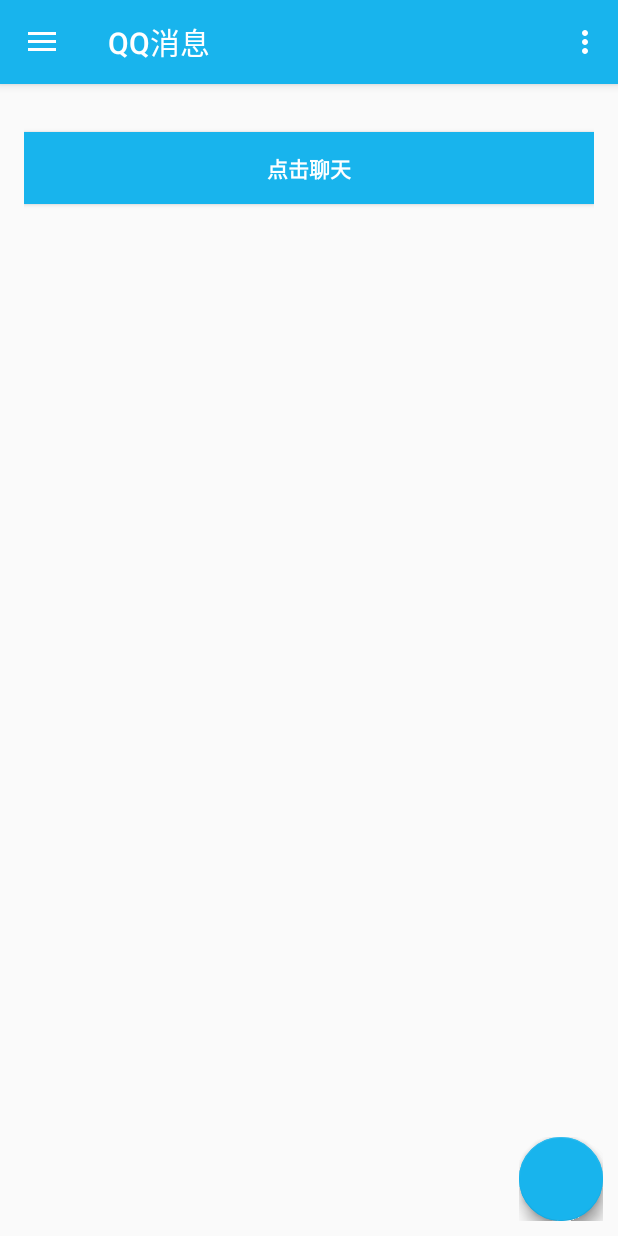
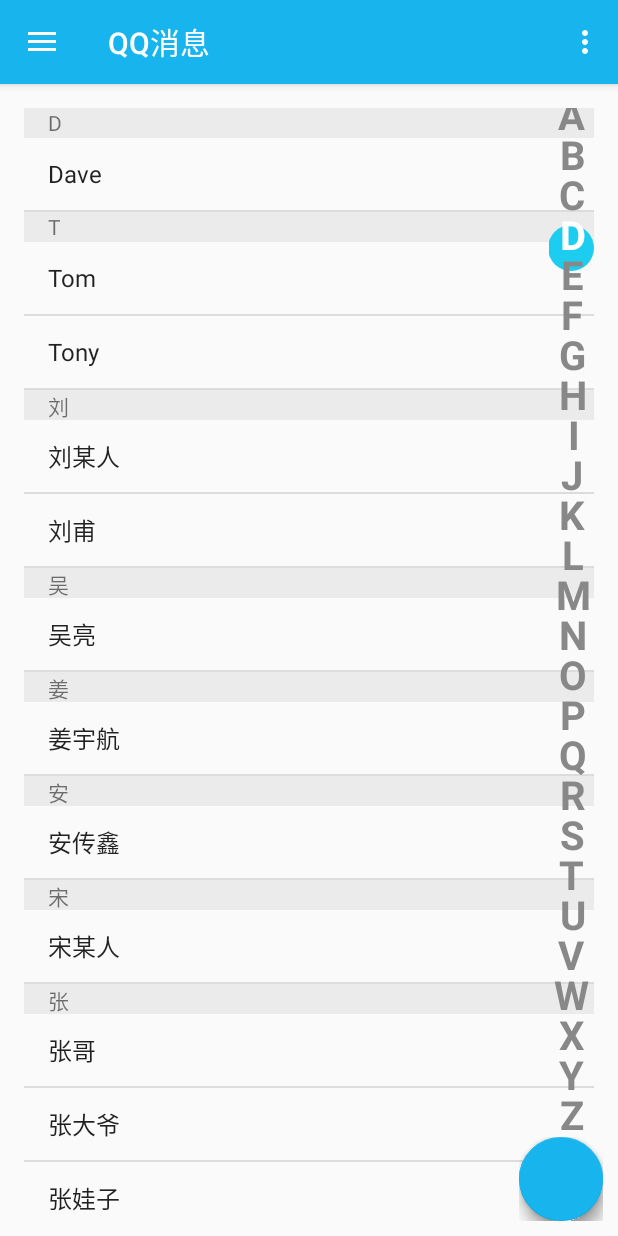
Before and after one commit to GitHubyen/simpleQQ, an Android app: the ChatMainActivity screen opened directly, with no data from a screen before it, after a tap on an icon or button, on a phone screen of 412 x 824 dp. Run offline under Robolectric (Android 15) with nearby library versions, the phone set to English and light mode, and no system bars; libraries missing offline, so code that uses them is left out: net.sourceforge.pinyin4j; plain views replace FloatingActionButton, FloatingActionsMenu; 4 statements that could not run were skipped.

Commit message:
联系人列表新增--初始化

```diff
--- a/app/src/main/java/com/example/yangenneng0/myapplication/MainActivity.java
+++ b/app/src/main/java/com/example/yangenneng0/myapplication/MainActivity.java
@@ -3,6 +3,7 @@ package com.example.yangenneng0.myapplication;
 import android.content.Intent;
 import android.net.Uri;
 import android.os.Bundle;
+import android.os.Handler;
 import android.support.design.widget.NavigationView;
 import android.support.v4.view.GravityCompat;
 import android.support.v4.widget.DrawerLayout;
@@ -12,19 +13,39 @@ import android.support.v7.widget.Toolbar;
 import android.view.Menu;
 import android.view.MenuItem;
 import android.view.View;
-import android.widget.Button;
+import android.widget.AbsListView;
+import android.widget.ListView;
+import android.widget.TextView;
+import com.example.yangenneng0.myapplication.adapter.PersonAdapter;
+import com.example.yangenneng0.myapplication.model.Person;
 import com.example.yangenneng0.myapplication.utils.CameraActivity;
 import com.example.yangenneng0.myapplication.utils.MapActivity;
 import com.example.yangenneng0.myapplication.utils.MessageActivity;
-import com.example.yangenneng0.myapplication.viewUI.ChatMainActivity;
+import com.example.yangenneng0.myapplication.utils.WordsNavigation;
 import com.example.yangenneng0.myapplication.viewUI.RegistActivity;
 import com.example.yangenneng0.myapplication.viewUI.SettingsActivity;
+
+import java.util.ArrayList;
+import java.util.Collections;
+import java.util.Comparator;
+import java.util.List;
 
 /**
  * 功能：软件主界面类
  */
 public class MainActivity extends AppCompatActivity
-        implements NavigationView.OnNavigationItemSelectedListener {  //侧拉菜单滑出来的那一部分属于NavigationView
+        implements  WordsNavigation.onWordsChangeListener,
+        NavigationView.OnNavigationItemSelectedListener , AbsListView.OnScrollListener{
+    //侧拉菜单滑出来的那一部分属于NavigationView
+
+
+    //---联系人列表属性
+    private Handler handler;
+    private List<Person> list;
+    private TextView tv;
+    private ListView listView;
+    private WordsNavigation word;
+    //---联系人列表属性
 
     @Override
     protected void onCreate(Bundle savedInstanceState) {
@@ -34,6 +55,21 @@ public class MainActivity extends AppCompatActivity
         //顶部工具栏
         Toolbar toolbar = (Toolbar) findViewById(R.id.toolbar);
         setSupportActionBar(toolbar);
+
+        //--------------联系人
+        tv = (TextView) findViewById(R.id.tv);
+        word = (WordsNavigation) findViewById(R.id.words);
+        listView = (ListView) findViewById(R.id.list);
+        //--------------联系人
+        //初始化数据
+        initData();
+        //初始化列表
+        initListView();
+        //设置列表点击滑动监听
+        handler = new Handler();
+        word.setOnWordsChangeListener(this);
+        //--------------联系人
+
 
         ////悬浮按钮
         //FloatingActionButton fab = (FloatingActionButton) findViewById(R.id.fab);
@@ -58,16 +94,16 @@ public class MainActivity extends AppCompatActivity
         NavigationView navigationView = (NavigationView) findViewById(R.id.nav_view);
         navigationView.setNavigationItemSelectedListener(this);
 
-        //聊天
-        Button button= (Button) findViewById(R.id.goChat);
-        button.setOnClickListener(new View.OnClickListener() {
-            @Override
-            public void onClick(View v) {
-                Intent intent = new Intent();
-                intent.setClass(MainActivity.this, ChatMainActivity.class);
-                MainActivity.this.startActivity(intent);
-            }
-        });
+        ////聊天
+        //Button button= (Button) findViewById(R.id.goChat);
+        //button.setOnClickListener(new View.OnClickListener() {
+        //    @Override
+        //    public void onClick(View v) {
+        //        Intent intent = new Intent();
+        //        intent.setClass(MainActivity.this, ChatMainActivity.class);
+        //        MainActivity.this.startActivity(intent);
+        //    }
+        //});
 
     }
 
@@ -191,4 +227,113 @@ public class MainActivity extends AppCompatActivity
     }
 
 
+
+    //继承 WordsNavigation.onWordsChangeListener
+    //手指按下字母改变监听回调
+    @Override
+    public void wordsChange(String words) {
+        updateWord(words);
+        updateListView(words);
+    }
+
+    private void initListView() {
+        PersonAdapter adapter = new PersonAdapter(this, list);
+        listView.setAdapter(adapter);
+        listView.setOnScrollListener(this);
+    }
+
+    /**
+     * 初始化联系人列表信息
+     */
+    private void initData() {
+        list = new ArrayList<>();
+        list.add(new Person("Dave"));
+        list.add(new Person("张晓飞"));
+        list.add(new Person("杨光福"));
+        list.add(new Person("阿钟"));
+        list.add(new Person("胡继群"));
+        list.add(new Person("徐歌阳"));
+        list.add(new Person("钟泽兴"));
+        list.add(new Person("宋某人"));
+        list.add(new Person("刘某人"));
+        list.add(new Person("Tony"));
+        list.add(new Person("老刘"));
+        list.add(new Person("隔壁老王"));
+        list.add(new Person("安传鑫"));
+        list.add(new Person("温松"));
+        list.add(new Person("成龙"));
+        list.add(new Person("那英"));
+        list.add(new Person("刘甫"));
+        list.add(new Person("沙宝亮"));
+        list.add(new Person("张猛"));
+        list.add(new Person("张大爷"));
+        list.add(new Person("张哥"));
+        list.add(new Person("张娃子"));
+        list.add(new Person("樟脑丸"));
+        list.add(new Person("吴亮"));
+        list.add(new Person("Tom"));
+        list.add(new Person("阿三"));
+        list.add(new Person("肖奈"));
+        list.add(new Person("贝微微"));
+        list.add(new Person("赵二喜"));
+        list.add(new Person("曹光"));
+        list.add(new Person("姜宇航"));
+
+        //对集合排序
+        Collections.sort(list, new Comparator<Person>() {
+            @Override
+            public int compare(Person lhs, Person rhs) {
+                //根据拼音进行排序
+                return lhs.getPinyin().compareTo(rhs.getPinyin());
+            }
+        });
+    }
+
+
+    @Override
+    public void onScrollStateChanged(AbsListView view, int scrollState) {
+
+    }
+
+    @Override
+    public void onScroll(AbsListView view, int firstVisibleItem, int visibleItemCount, int totalItemCount) {
+        //当滑动列表的时候，更新右侧字母列表的选中状态
+        word.setTouchIndex(list.get(firstVisibleItem).getHeaderWord());
+    }
+
+    /**
+     * @param words 首字母
+     */
+    private void updateListView(String words) {
+        for (int i = 0; i < list.size(); i++) {
+            String headerWord = list.get(i).getHeaderWord();
+            //将手指按下的字母与列表中相同字母开头的项找出来
+            if (words.equals(headerWord)) {
+                //将列表选中哪一个
+                listView.setSelection(i);
+                //找到开头的一个即可
+                return;
+            }
+        }
+    }
+
+    /**
+     * 更新中央的字母提示
+     *
+     * @param words 首字母
+     */
+    private void updateWord(String words) {
+        tv.setText(words);
+        tv.setVisibility(View.VISIBLE);
+        //清空之前的所有消息
+        handler.removeCallbacksAndMessages(null);
+        //1s后让tv隐藏
+        handler.postDelayed(new Runnable() {
+            @Override
+            public void run() {
+                tv.setVisibility(View.GONE);
+            }
+        }, 500);
+    }
+
 }
--- /dev/null
+++ b/app/src/main/java/com/example/yangenneng0/myapplication/adapter/PersonAdapter.java
@@ -0,0 +1,87 @@
+package com.example.yangenneng0.myapplication.adapter;
+
+import android.content.Context;
+import android.view.LayoutInflater;
+import android.view.View;
+import android.view.ViewGroup;
+import android.widget.BaseAdapter;
+import android.widget.TextView;
+import com.example.yangenneng0.myapplication.R;
+import com.example.yangenneng0.myapplication.model.Person;
+
+import java.util.List;
+
+/**
+ * User: yangenneng
+ * DateTime: 2016/12/13 10:41
+ * Description:联系人ListView列表适配器
+ */
+public class PersonAdapter  extends BaseAdapter {
+
+    private List<Person> list;
+    private LayoutInflater inflater;
+
+    public PersonAdapter(Context context, List<Person> list) {
+        inflater = LayoutInflater.from(context);
+        this.list = list;
+    }
+
+    @Override
+    public int getCount() {
+        return list.size();
+    }
+
+    @Override
+    public Object getItem(int position) {
+        return list.get(position);
+    }
+
+    @Override
+    public long getItemId(int position) {
+        return position;
+    }
+
+    @Override
+    public View getView(int position, View convertView, ViewGroup parent) {
+
+        ViewHolder holder; //自定义内部内类
+        if(null==convertView){
+            holder= new ViewHolder();
+            convertView=inflater.inflate(R.layout.person_list_item,null);//单个联系人
+            holder.tv_name= (TextView) convertView.findViewById(R.id.tv_name);//姓名
+            holder.tv_word= (TextView) convertView.findViewById(R.id.tv_word);//名字字母
+            convertView.setTag(holder);
+        }else {
+            holder= (ViewHolder) convertView.getTag();
+        }
+
+        String word=list.get(position).getHeaderWord();//第一个字母
+        holder.tv_word.setText(word);
+        holder.tv_name.setText(list.get(position).getName());
+
+        //将相同字母开头的合并在一起
+        if(position==0){
+            //第一个是一定显示的
+            holder.tv_word.setVisibility(View.VISIBLE);
+        }else {
+            //后一个与前一个对比,判断首字母是否相同，相同则隐藏
+            String headword=list.get(position-1).getHeaderWord();
+            if(word.equals(headword)){
+                holder.tv_word.setVisibility(View.GONE);
+            }else {
+                holder.tv_word.setVisibility(View.VISIBLE);
+            }
+        }
+
+
+        return convertView;
+    }
+
+
+    private class ViewHolder {
+        private TextView tv_word;
+        private TextView tv_name;
+    }
+
+
+}
--- /dev/null
+++ b/app/src/main/java/com/example/yangenneng0/myapplication/model/Person.java
@@ -0,0 +1,39 @@
+package com.example.yangenneng0.myapplication.model;
+
+import com.example.yangenneng0.myapplication.utils.PinYinUtils;
+
+/**
+ * User: yangenneng
+ * DateTime: 2016/12/13 10:43
+ * Description:
+ */
+public class Person {
+    //姓名
+    private String name;
+    //拼音
+    private String pinyin;
+    //拼音首字母
+    private String headerWord;
+
+    public Person(String name) {
+        this.name = name;
+        this.pinyin = PinYinUtils.getPinyin(name);
+        headerWord = pinyin.substring(0, 1);
+    }
+
+    public String getPinyin() {
+        return pinyin;
+    }
+
+    public String getName() {
+        return name;
+    }
+
+    public void setName(String name) {
+        this.name = name;
+    }
+
+    public String getHeaderWord() {
+        return headerWord;
+    }
+}
--- /dev/null
+++ b/app/src/main/java/com/example/yangenneng0/myapplication/utils/PinYinUtils.java
@@ -0,0 +1,38 @@
+package com.example.yangenneng0.myapplication.utils;
+
+import net.sourceforge.pinyin4j.PinyinHelper;
+import net.sourceforge.pinyin4j.format.HanyuPinyinCaseType;
+import net.sourceforge.pinyin4j.format.HanyuPinyinOutputFormat;
+import net.sourceforge.pinyin4j.format.HanyuPinyinToneType;
+import net.sourceforge.pinyin4j.format.exception.BadHanyuPinyinOutputFormatCombination;
+
+/**
+ * User: yangenneng
+ * DateTime: 2016/12/13 10:44
+ * Description:得到指定汉字的拼音
+ */
+public class PinYinUtils {
+    public static String getPinyin(String hanzi){
+        StringBuffer sb=new StringBuffer();
+        HanyuPinyinOutputFormat format=new HanyuPinyinOutputFormat();
+        format.setCaseType(HanyuPinyinCaseType.UPPERCASE);
+        format.setToneType(HanyuPinyinToneType.WITHOUT_TONE);
+        //由于不能直接对多个汉子转换，只能对单个汉子转换
+        char[] arr=hanzi.toCharArray();
+        for ( int i = 0; i < arr.length; i++ ) {
+            if(Character.isWhitespace(arr[i])){//如果是空格
+                continue;
+            }
+            try {
+                String[] pinyinArr= PinyinHelper.toHanyuPinyinStringArray(arr[i],format);
+                if(pinyinArr!=null)sb.append(pinyinArr[0]);
+                else sb.append(arr[i]);
+            } catch ( BadHanyuPinyinOutputFormatCombination badHanyuPinyinOutputFormatCombination ) {
+                badHanyuPinyinOutputFormatCombination.printStackTrace();
+                //不是正确的汉字
+                sb.append(arr[i]);
+            }
+        }
+        return sb.toString();
+    }
+}
--- /dev/null
+++ b/app/src/main/java/com/example/yangenneng0/myapplication/utils/WordsNavigation.java
@@ -0,0 +1,152 @@
+package com.example.yangenneng0.myapplication.utils;
+
+import android.content.Context;
+import android.graphics.*;
+import android.util.AttributeSet;
+import android.view.MotionEvent;
+import android.view.View;
+
+/**
+ * User: yangenneng
+ * DateTime: 2016/12/13 11:14
+ * Description:实现手机联系人列表导航
+ */
+public class WordsNavigation extends View {
+
+    /*绘制的列表导航字母*/
+    private String words[] = {"A", "B", "C", "D", "E", "F", "G", "H", "I", "J", "K", "L", "M", "N",
+            "O", "P", "Q", "R", "S", "T", "U", "V", "W", "X", "Y", "Z", "#"};
+
+    /*字母画笔*/
+    private Paint wordsPaint;
+    /*字母背景画笔*/
+    private Paint bgPaint;
+    /*每一个字母的宽度*/
+    private int itemWidth;
+    /*每一个字母的高度*/
+    private int itemHeight;
+    /*手指按下的字母索引*/
+    private int touchIndex = 0;
+    /*手指按下的字母改变接口*/
+    private onWordsChangeListener listener;//自定义类
+
+
+    /**
+     * 初始化画笔
+     */
+    private void init(){
+        wordsPaint=new  Paint();
+        wordsPaint.setColor(Color.parseColor("#F7F7F7"));
+        wordsPaint.setAntiAlias(true);
+        wordsPaint.setTextSize(40);
+        wordsPaint.setTypeface(Typeface.DEFAULT_BOLD);
+
+        bgPaint = new Paint();
+        bgPaint.setAntiAlias(true);
+        bgPaint.setColor(Color.parseColor("#1dcdef"));
+
+    }
+
+    /*---------------继承View类自动生成------------------*/
+
+    public WordsNavigation(Context context) {
+        super(context);
+        init();
+    }
+
+    public WordsNavigation(Context context, AttributeSet attrs) {
+        super(context, attrs);
+        init();
+    }
+
+    public WordsNavigation(Context context, AttributeSet attrs, int defStyleAttr) {
+        super(context, attrs, defStyleAttr);
+        init();
+    }
+
+    /*-----------------继承View类自动生成----------------*/
+
+    @Override
+    protected void onMeasure(int widthMeasureSpec, int heightMeasureSpec) {
+        super.onMeasure(widthMeasureSpec, heightMeasureSpec);
+        itemWidth=getMeasuredWidth();
+        //使得边距好看一些
+        int height = getMeasuredHeight() - 10;
+        itemHeight = height / 27;
+    }
+
+
+    @Override
+    protected void onDraw(Canvas canvas) {
+        super.onDraw(canvas);
+        for (int i = 0; i < words.length; i++) {
+            //判断是不是我们按下的当前字母
+            if (touchIndex == i) {
+                //绘制文字圆形背景
+                canvas.drawCircle(itemWidth / 2, itemHeight / 2 + i * itemHeight, 23, bgPaint);
+                wordsPaint.setColor(Color.WHITE);
+            } else {
+                wordsPaint.setColor(Color.GRAY);
+            }
+            //获取文字的宽高
+            Rect rect = new Rect();
+            wordsPaint.getTextBounds(words[i], 0, 1, rect);
+            int wordWidth = rect.width();
+            //绘制字母
+            float wordX = itemWidth / 2 - wordWidth / 2;
+            float wordY = itemWidth / 2 + i * itemHeight;
+            canvas.drawText(words[i], wordX, wordY, wordsPaint);
+        }
+    }
+
+
+    /**
+     * 当手指触摸按下的时候改变字母背景颜色
+     */
+    @Override
+    public boolean onTouchEvent(MotionEvent event) {
+        switch (event.getAction()) {
+            case MotionEvent.ACTION_DOWN:
+            case MotionEvent.ACTION_MOVE:
+                float y = event.getY();
+                //获得我们按下的是那个索引(字母)
+                int index = (int) (y / itemHeight);
+                if (index != touchIndex)
+                    touchIndex = index;
+                //防止数组越界
+                if (listener != null && 0 <= touchIndex && touchIndex <= words.length - 1) {
+                    //回调按下的字母
+                    listener.wordsChange(words[touchIndex]);
+                }
+                invalidate();
+                break;
+            case MotionEvent.ACTION_UP:
+                //手指抬起,不做任何操作
+                break;
+        }
+        return true;
+    }
+
+    /*设置当前按下的是那个字母*/
+    public void setTouchIndex(String word) {
+        for (int i = 0; i < words.length; i++) {
+            if (words[i].equals(word)) {
+                touchIndex = i;
+                invalidate();
+                return;
+            }
+        }
+    }
+
+
+    /*手指按下了哪个字母的回调接口*/
+    public interface onWordsChangeListener {
+        void wordsChange(String words);
+    }
+
+    /*设置手指按下字母改变监听*/
+    public void setOnWordsChangeListener(onWordsChangeListener listener) {
+        this.listener = listener;
+    }
+
+}
--- a/app/src/main/res/layout/chatting_item_msg_text_left.xml
+++ b/app/src/main/res/layout/chatting_item_msg_text_left.xml
@@ -31,8 +31,8 @@
                 android:layout_width="wrap_content"
                 android:layout_height="wrap_content"
                 android:layout_marginLeft="10dp"
-                android:background="#528ee9"
-                android:textColor="#fff"
+                android:background="#00ffffff"
+                android:textColor="#000"
                 android:layout_toRightOf="@id/iv_userhead"
         />
 
--- a/app/src/main/res/layout/chatting_item_msg_text_right.xml
+++ b/app/src/main/res/layout/chatting_item_msg_text_right.xml
@@ -39,8 +39,8 @@
                 android:layout_width="wrap_content"
                 android:layout_height="wrap_content"
                 android:layout_marginRight="10dp"
-                android:background="#ef5e4b"
-                android:textColor="#fff"
+                android:background="#00ffffff"
+                android:textColor="#000"
                 android:layout_toLeftOf="@id/iv_userhead"
         />
 
--- a/app/src/main/res/layout/content_main.xml
+++ b/app/src/main/res/layout/content_main.xml
@@ -21,15 +21,21 @@
             <!--android:layout_width="wrap_content"-->
             <!--android:layout_height="wrap_content"/>-->
 
-    <Button
-            android:id="@+id/goChat"
-            style="?android:textAppearanceSmall"
+    <!--<Button-->
+            <!--android:id="@+id/goChat"-->
+            <!--style="?android:textAppearanceSmall"-->
+            <!--android:layout_width="match_parent"-->
+            <!--android:layout_height="wrap_content"-->
+            <!--android:layout_marginTop="16dp"-->
+            <!--android:background="@color/colorPrimary"-->
+            <!--android:textColor="#fff"-->
+            <!--android:text="点击聊天"-->
+            <!--android:textStyle="bold"/>-->
+
+    <!--联系人列表-->
+    <include
+            layout="@layout/person_list"
             android:layout_width="match_parent"
-            android:layout_height="wrap_content"
-            android:layout_marginTop="16dp"
-            android:background="@color/colorPrimary"
-            android:textColor="#fff"
-            android:text="点击聊天"
-            android:textStyle="bold"/>
+            android:layout_height="match_parent"/>
 
 </RelativeLayout>
--- /dev/null
+++ b/app/src/main/res/layout/person_list.xml
@@ -0,0 +1,30 @@
+<?xml version="1.0" encoding="utf-8"?>
+<RelativeLayout xmlns:android="http://schemas.android.com/apk/res/android"
+              android:orientation="vertical"
+              android:layout_width="match_parent"
+              android:layout_height="match_parent">
+
+    <ListView
+            android:id="@+id/list"
+            android:layout_width="match_parent"
+            android:layout_height="match_parent"
+            android:scrollbars="none" />
+
+    <com.example.yangenneng0.myapplication.utils.WordsNavigation
+            android:id="@+id/words"
+            android:layout_width="30dp"
+            android:layout_height="match_parent"
+            android:layout_alignParentRight="true" />
+
+    <TextView
+            android:id="@+id/tv"
+            android:layout_width="80dp"
+            android:layout_height="80dp"
+            android:layout_centerHorizontal="true"
+            android:layout_centerVertical="true"
+            android:background="@color/colorPrimary"
+            android:gravity="center"
+            android:textSize="40sp"
+            android:visibility="gone" />
+
+</RelativeLayout>
--- /dev/null
+++ b/app/src/main/res/layout/person_list_item.xml
@@ -0,0 +1,25 @@
+<?xml version="1.0" encoding="utf-8"?>
+<LinearLayout xmlns:android="http://schemas.android.com/apk/res/android"
+              android:orientation="vertical"
+              android:layout_width="match_parent"
+              android:layout_height="match_parent">
+
+    <TextView
+            android:id="@+id/tv_word"
+            android:layout_width="match_parent"
+            android:layout_height="20dp"
+            android:background="#ebebeb"
+            android:gravity="center_vertical"
+            android:paddingLeft="?android:attr/listPreferredItemPaddingLeft" />
+
+    <TextView
+            android:id="@+id/tv_name"
+            android:layout_width="match_parent"
+            android:layout_height="wrap_content"
+            android:gravity="center_vertical"
+            android:minHeight="?android:attr/listPreferredItemHeightSmall"
+            android:paddingLeft="?android:attr/listPreferredItemPaddingLeft"
+            android:paddingRight="?android:attr/listPreferredItemPaddingRight"
+            android:textAppearance="?android:attr/textAppearanceListItemSmall" />
+
+</LinearLayout>
```
Also changed, not shown: app/src/main/AndroidManifest.xml (+8 -8 lines).
